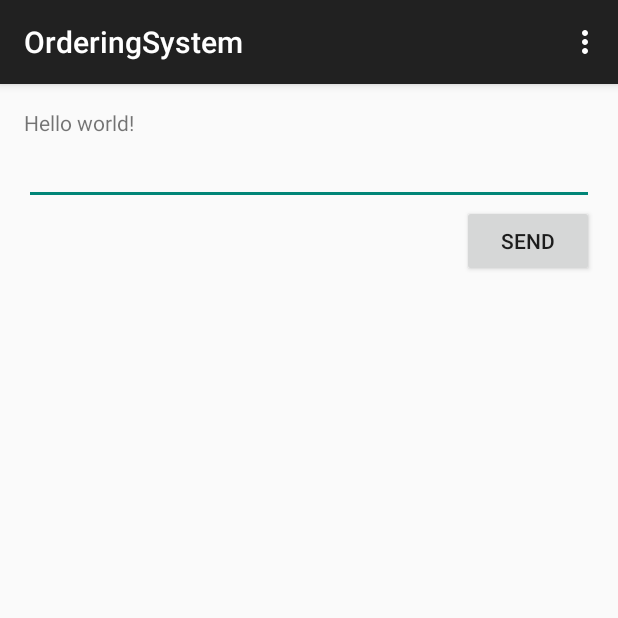
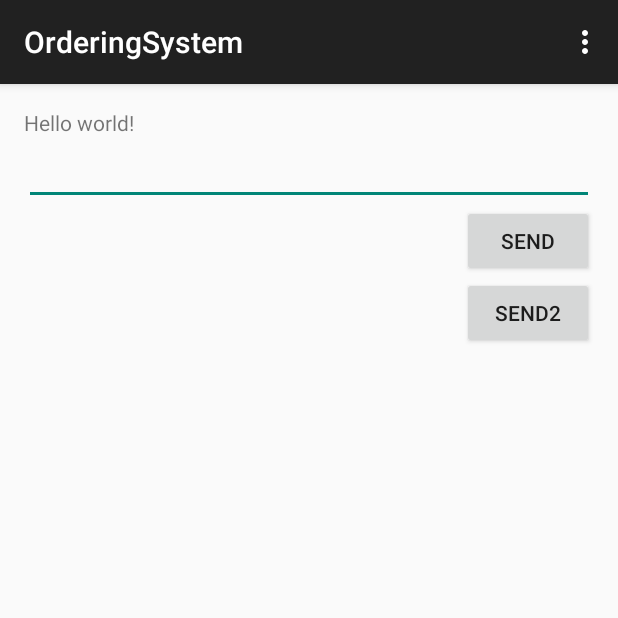
Before and after one commit to Morris-Chen/OrderingSystem, an Android app: the screen it shows after launch (MainActivity), on a phone screen of 412 x 824 dp, the top half of it. Run offline under Robolectric (Android 15) with nearby library versions, the phone set to English and light mode, and no system bars.

Commit message:
Add clear button and "Enter" key press processing
add Send2() to clear the textfield
add setOnKeyLestiner with anonymous class and process when user click
Enter.

```diff
--- a/app/src/main/res/layout/activity_main.xml
+++ b/app/src/main/res/layout/activity_main.xml
@@ -26,4 +26,14 @@
         android:layout_alignParentLeft="true"
         android:layout_alignParentStart="true" />
 
+    <Button
+        android:layout_width="wrap_content"
+        android:layout_height="wrap_content"
+        android:text="Send2"
+        android:id="@+id/button2"
+        android:layout_below="@+id/button"
+        android:layout_alignParentRight="true"
+        android:layout_alignParentEnd="true"
+        android:onClick="send2" />
+
 </RelativeLayout>
```
Also changed, not shown: app/src/main/java/tw/dudou/orderingsystem/MainActivity.java (+26 -1 lines).
